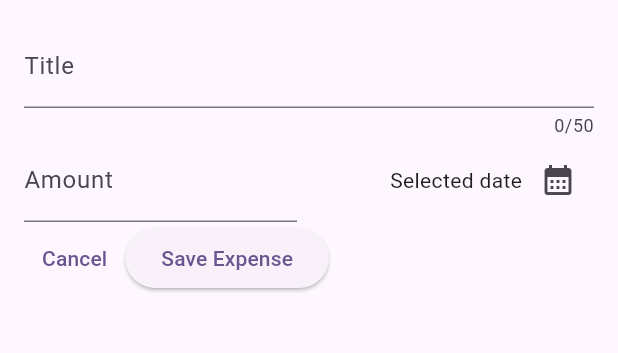
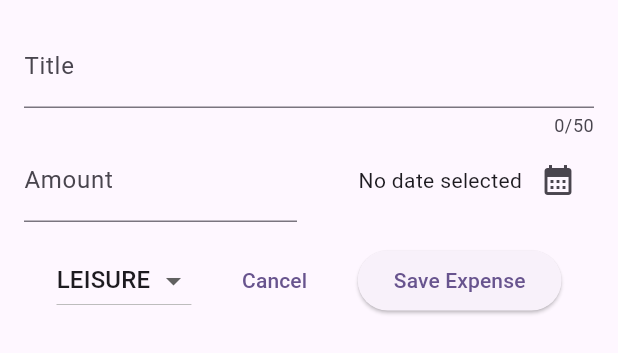
Before and after one commit to Anser47/Expense_Tracker, a Flutter app: the NewExpense widget shown alone on an empty page, opened directly, on a phone screen of 412 x 824 dp. Shown: the top 353 px of the screen. Run offline on Flutter 3.47's test engine with Material 3 defaults, Android fonts, the phone set to English and light mode, and no system bars.

Commit message:
dropdown button added

```diff
--- a/lib/widget/new_expense.dart
+++ b/lib/widget/new_expense.dart
@@ -1,5 +1,7 @@
+import 'package:expense_tracker/model/expense_model.dart';
 import 'package:flutter/material.dart';
 import 'package:flutter/widgets.dart';
+import 'package:intl/intl.dart';
 
 class NewExpense extends StatefulWidget {
   const NewExpense({super.key});
@@ -11,15 +13,20 @@ class NewExpense extends StatefulWidget {
 class _NewExpenseState extends State<NewExpense> {
   final _texEditingController = TextEditingController();
   final _amountEditingController = TextEditingController();
-  void _presentDatePicker() {
+  Category _selectedCategory = Category.leisure;
+  DateTime? _selectedDate;
+  void _presentDatePicker() async {
     final now = DateTime.now();
     final firstDate = DateTime(now.year - 1, now.month, now.day);
     // final
-    showDatePicker(
+    final pickedDate = await showDatePicker(
         context: context,
         firstDate: firstDate,
         lastDate: now,
         initialDate: now);
+    setState(() {
+      _selectedDate = pickedDate as DateTime?;
+    });
   }
 
   @override
@@ -61,7 +68,9 @@ class _NewExpenseState extends State<NewExpense> {
                 mainAxisAlignment: MainAxisAlignment.end,
                 crossAxisAlignment: CrossAxisAlignment.center,
                 children: [
-                  const Text('Selected date'),
+                  Text(_selectedDate == null
+                      ? 'No date selected'
+                      : formatter.format(_selectedDate!)),
                   IconButton(
                       onPressed: () {
                         _presentDatePicker();
@@ -71,15 +80,44 @@ class _NewExpenseState extends State<NewExpense> {
               ))
             ],
           ),
+          SizedBox(
+            height: 15,
+          ),
           Row(
+            mainAxisAlignment: MainAxisAlignment.spaceEvenly,
             children: [
+              DropdownButton(
+                value: _selectedCategory,
+                hint: Text('Category'),
+                items: Category.values
+                    .map(
+                      (e) => DropdownMenuItem(
+                        value: e,
+                        child: Text(e.name.toUpperCase()),
+                      ),
+                    )
+                    .toList(),
+                onChanged: (value) {
+                  if (value == null) {
+                    return;
+                  }
+                  setState(() {
+                    _selectedCategory = value;
+                  });
+
+                  print(value);
+                },
+              ),
               TextButton(
                   onPressed: () {
                     Navigator.of(context).pop();
                   },
                   child: const Text('Cancel')),
               ElevatedButton(
-                  onPressed: () {}, child: const Text('Save Expense'))
+                  onPressed: () {
+                    print(_selectedDate);
+                  },
+                  child: const Text('Save Expense'))
             ],
           )
         ],
```
